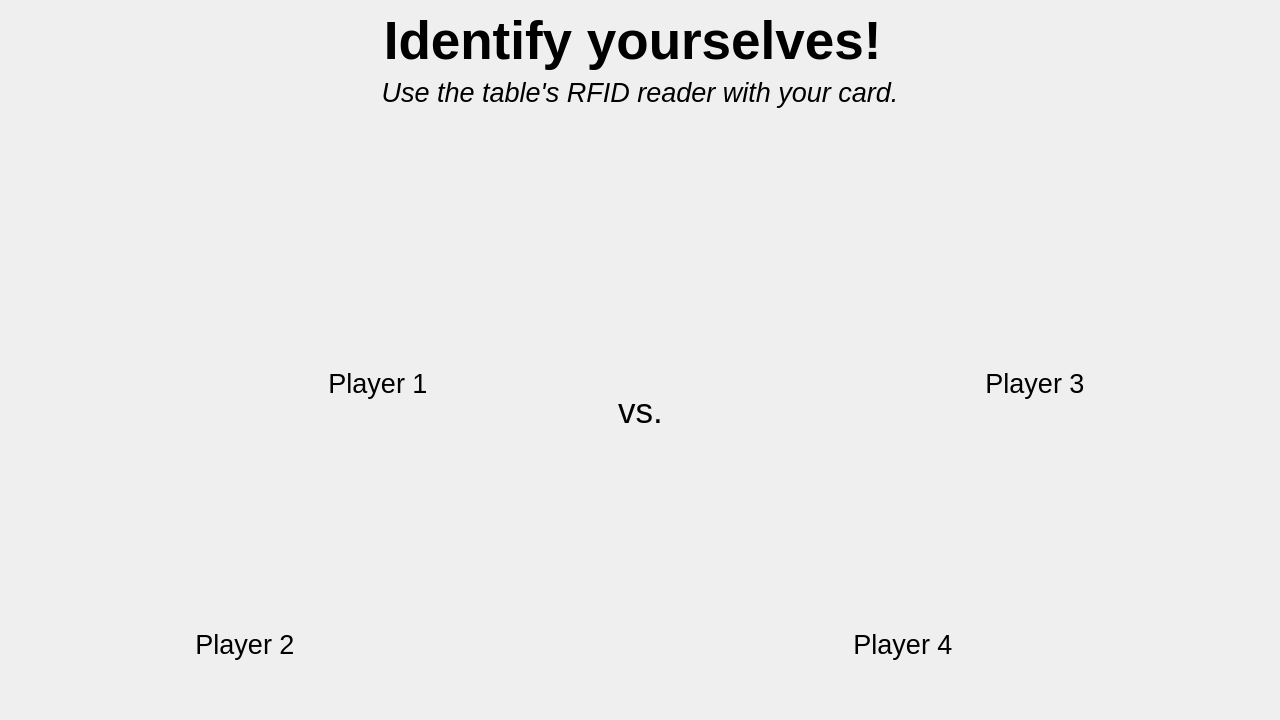
eharquin/babyfut, file babyfut_master/ui/authquick.ui: the form before one commit.
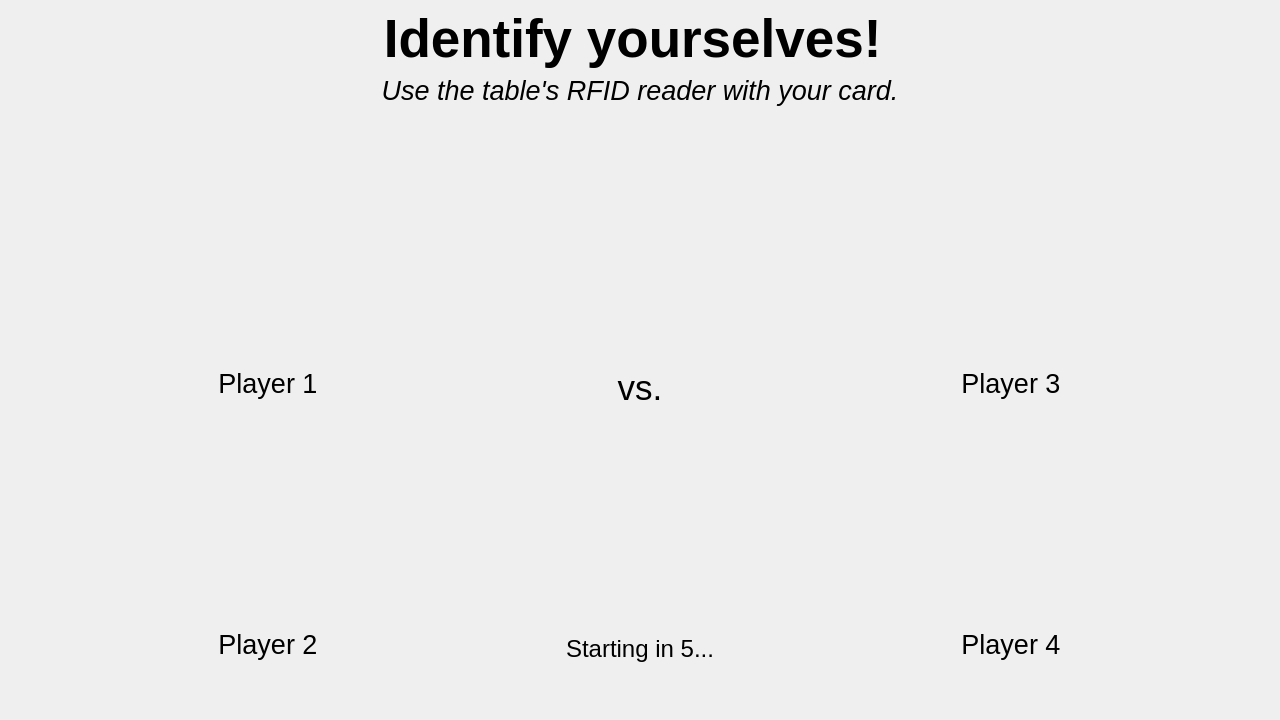
The form after the commit. Icons and pictures are not drawn.

Diff of the .ui file:
```diff
--- a/babyfut_master/ui/authquick.ui
+++ b/babyfut_master/ui/authquick.ui
@@ -14,6 +14,9 @@
    <string>Form</string>
   </property>
   <layout class="QVBoxLayout" name="verticalLayout">
+   <property name="topMargin">
+    <number>9</number>
+   </property>
    <item>
     <widget class="QLabel" name="label_5">
      <property name="minimumSize">
@@ -58,10 +61,13 @@
      <property name="orientation">
       <enum>Qt::Vertical</enum>
      </property>
+     <property name="sizeType">
+      <enum>QSizePolicy::Expanding</enum>
+     </property>
      <property name="sizeHint" stdset="0">
       <size>
        <width>20</width>
-       <height>40</height>
+       <height>30</height>
       </size>
      </property>
     </spacer>
@@ -89,19 +95,6 @@
        <item>
         <widget class="QWidget" name="widgetLayoutP1" native="true">
          <layout class="QHBoxLayout" name="layoutP1">
-          <item>
-           <spacer name="horizontalSpacer">
-            <property name="orientation">
-             <enum>Qt::Horizontal</enum>
-            </property>
-            <property name="sizeHint" stdset="0">
-             <size>
-              <width>40</width>
-              <height>20</height>
-             </size>
-            </property>
-           </spacer>
-          </item>
           <item>
            <layout class="QVBoxLayout" name="verticalLayout_3">
             <item>
@@ -234,24 +227,15 @@
             </item>
            </layout>
           </item>
-          <item>
-           <spacer name="horizontalSpacer_5">
-            <property name="orientation">
-             <enum>Qt::Horizontal</enum>
-            </property>
-            <property name="sizeHint" stdset="0">
-             <size>
-              <width>40</width>
-              <height>20</height>
-             </size>
-            </property>
-           </spacer>
-          </item>
          </layout>
         </widget>
        </item>
       </layout>
      </item>
+     <item>
+      <layout class="QVBoxLayout" name="verticalLayout_4" stretch="0,0">
+       <item>
+        <layout class="QHBoxLayout" name="horizontalLayout_3">
      <item>
       <spacer name="horizontalSpacer_12">
        <property name="orientation">
@@ -262,7 +246,7 @@
        </property>
        <property name="sizeHint" stdset="0">
         <size>
-         <width>75</width>
+             <width>90</width>
          <height>20</height>
         </size>
        </property>
@@ -293,30 +277,42 @@
        </property>
        <property name="sizeHint" stdset="0">
         <size>
-         <width>75</width>
+             <width>90</width>
          <height>20</height>
         </size>
        </property>
       </spacer>
+         </item>
+        </layout>
+       </item>
+       <item>
+        <widget class="QLabel" name="lblStarting">
+         <property name="maximumSize">
+          <size>
+           <width>16777215</width>
+           <height>40</height>
+          </size>
+         </property>
+         <property name="font">
+          <font>
+           <pointsize>18</pointsize>
+          </font>
+         </property>
+         <property name="text">
+          <string>Starting in 5...</string>
+         </property>
+         <property name="alignment">
+          <set>Qt::AlignCenter</set>
+         </property>
+        </widget>
+       </item>
+      </layout>
      </item>
      <item>
       <layout class="QVBoxLayout" name="layoutP1P2_3">
        <item>
         <widget class="QWidget" name="widgetLayoutP3" native="true">
          <layout class="QHBoxLayout" name="layoutP1_6">
-          <item>
-           <spacer name="horizontalSpacer_10">
-            <property name="orientation">
-             <enum>Qt::Horizontal</enum>
-            </property>
-            <property name="sizeHint" stdset="0">
-             <size>
-              <width>40</width>
-              <height>20</height>
-             </size>
-            </property>
-           </spacer>
-          </item>
           <item>
            <layout class="QVBoxLayout" name="verticalLayout_14">
             <item>
@@ -449,19 +445,6 @@
             </item>
            </layout>
           </item>
-          <item>
-           <spacer name="horizontalSpacer_11">
-            <property name="orientation">
-             <enum>Qt::Horizontal</enum>
-            </property>
-            <property name="sizeHint" stdset="0">
-             <size>
-              <width>40</width>
-              <height>20</height>
-             </size>
-            </property>
-           </spacer>
-          </item>
          </layout>
         </widget>
        </item>
@@ -493,7 +476,7 @@
      <property name="sizeHint" stdset="0">
       <size>
        <width>20</width>
-       <height>40</height>
+       <height>30</height>
       </size>
      </property>
     </spacer>
```
Left out of the diff: 3 changed lines with no effect on the pictures. Lines whose indentation alone changed are shown as unchanged.
